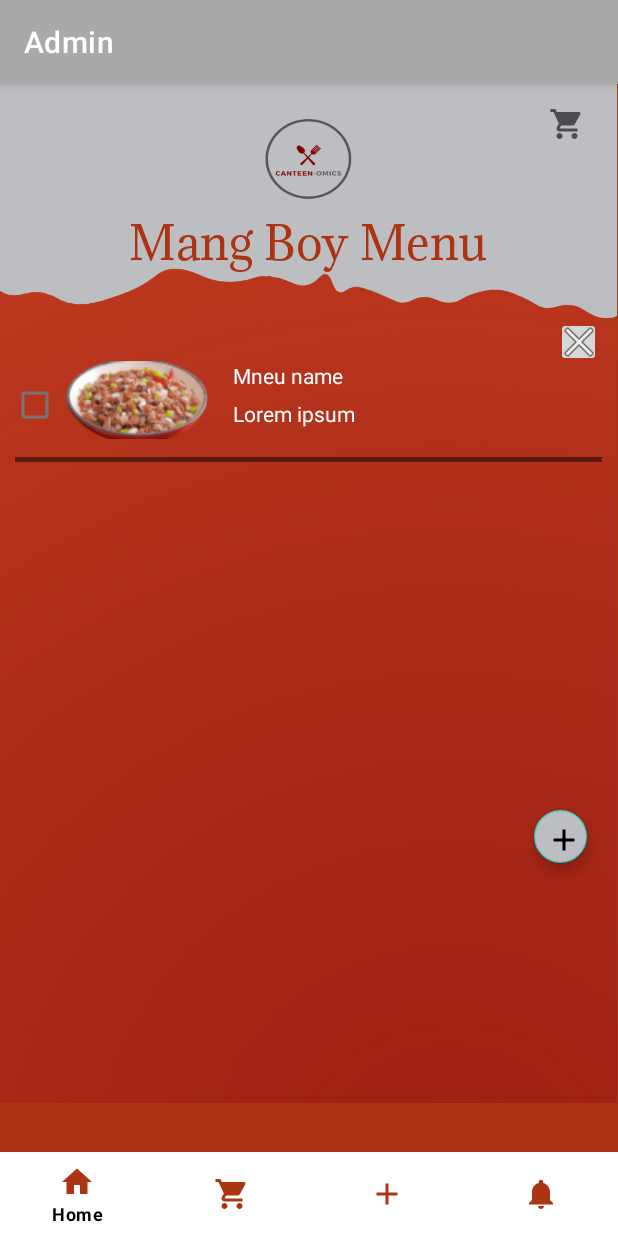
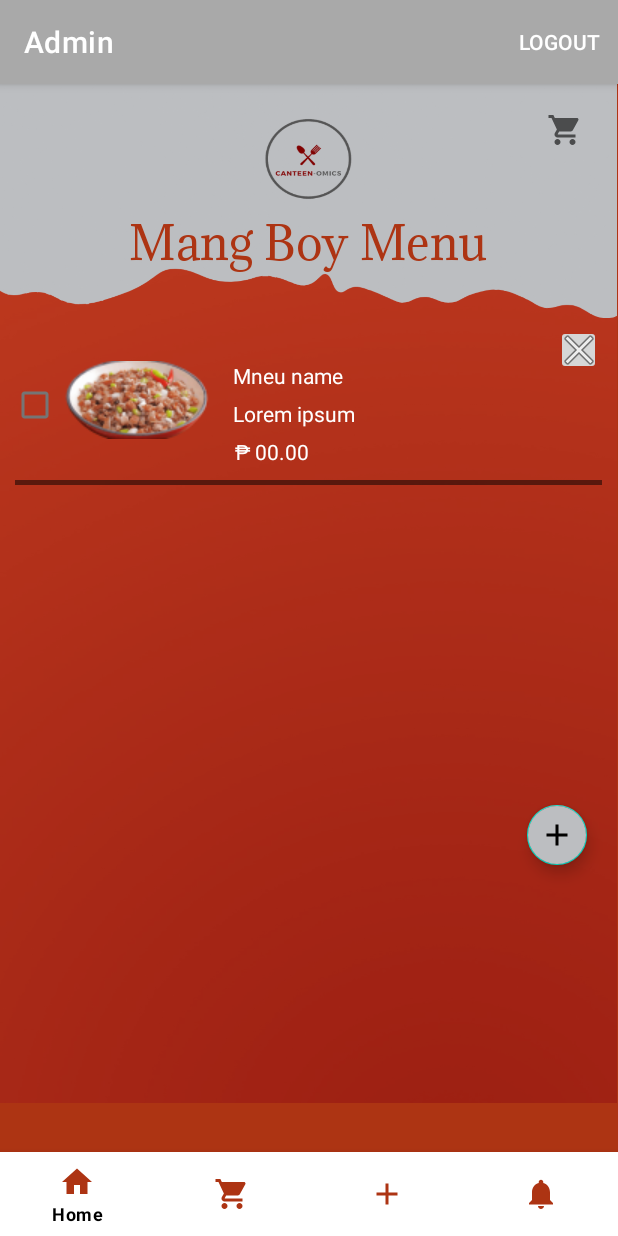
Before and after one commit to Wicaaa12/Canteenomics, an Android app: the AdminFragment screen opened through its navigation route, on a phone screen of 412 x 824 dp. Run offline under Robolectric (Android 15) with nearby library versions, the light colour scheme and no system bars; our stand-ins replace Firebase (no records; nobody signed in at launch, a user with empty details on screens opened directly), navigation-ui.

Commit message:
View Model

```diff
--- a/app/src/main/AndroidManifest.xml
+++ b/app/src/main/AndroidManifest.xml
@@ -9,6 +9,9 @@
         android:roundIcon="@mipmap/ic_launcher_round"
         android:supportsRtl="true"
         android:theme="@style/SplashScreenTheme">
+        <activity
+            android:name=".NavigationActivity"
+            android:exported="false" />
         <activity
             android:name=".MainActivity"
             android:exported="true"
--- a/app/src/main/java/com/example/canteen_omics/AdminFragment.kt
+++ b/app/src/main/java/com/example/canteen_omics/AdminFragment.kt
@@ -2,31 +2,53 @@ package com.example.canteen_omics
 
 import android.content.Intent
 import android.os.Bundle
+import android.view.*
 import androidx.fragment.app.Fragment
-import android.view.LayoutInflater
-import android.view.View
-import android.view.ViewGroup
 import android.widget.Button
 import android.widget.ImageButton
+import android.widget.TextView
 import android.widget.Toast
+import androidx.fragment.app.activityViewModels
+import androidx.lifecycle.Observer
 import androidx.navigation.fragment.findNavController
+import com.google.android.material.floatingactionbutton.FloatingActionButton
 import com.google.firebase.auth.FirebaseAuth
+import com.google.firebase.ktx.Firebase
 
 
 class AdminFragment : Fragment() {
 
-    private lateinit var auth: FirebaseAuth
 
+    val viewModel by activityViewModels<AddViewModel>()
+
+    override fun onActivityCreated(savedInstanceState: Bundle?) {
+        super.onActivityCreated(savedInstanceState)
+
+        viewModel.Menu.observe(this.viewLifecycleOwner, Observer { z ->
+            val menu = view?.findViewById<TextView>(R.id.menu1_textView)
+            menu?.text = z
+        })
+        viewModel.Descript.observe(this.viewLifecycleOwner, Observer { z ->
+            val descript = view?.findViewById<TextView>(R.id.menu1_description)
+            descript?.text = z
+        })
+        viewModel.MenuPrice.observe(this.viewLifecycleOwner, Observer { z ->
+            val price = view?.findViewById<TextView>(R.id.menu1_price)
+            price?.text = z
+        })
+
+        val add_button = view?.findViewById<FloatingActionButton>(R.id.fab_add)
+        add_button?.setOnClickListener {
+            findNavController().navigate(R.id.action_adminFragment_to_addMenu)
+        }
+        val aorder = view?.findViewById<ImageButton>(R.id.adminorder_button)
+        aorder?.setOnClickListener {
+            findNavController().navigate(R.id.action_adminFragment_to_adminOrderFragment)
+        }
+    }
         override fun onCreate(savedInstanceState: Bundle?) {
             super.onCreate(savedInstanceState)
-
-//        auth = FirebaseAuth.getInstance()
-//
-//        if(auth.currentUser == null){
-//            findNavController().navigate(R.id.action_adminFragment_to_navigation_add)
-//        }else{
-//            Toast.makeText(context, "Already logged in", Toast.LENGTH_LONG).show()
-//        }
+            setHasOptionsMenu(true)
         }
 
         override fun onCreateView(
@@ -37,12 +59,29 @@ class AdminFragment : Fragment() {
             return inflater.inflate(R.layout.fragment_admin, container, false)
         }
 
-    override fun onViewCreated(view: View, savedInstanceState: Bundle?) {
-        super.onViewCreated(view, savedInstanceState)
+//    override fun onViewCreated(view: View, savedInstanceState: Bundle?) {
+//        super.onViewCreated(view, savedInstanceState)
+//
+//        val add_button = view.findViewById<FloatingActionButton>(R.id.add_btn)
+//        add_button.setOnClickListener {
+//            findNavController().navigate(R.id.action_adminFragment_to_addMenu)
+//        }
+//        val aorder = view.findViewById<ImageButton>(R.id.adminorder_button)
+//        aorder.setOnClickListener {
+//            findNavController().navigate(R.id.action_adminFragment_to_adminOrderFragment)
+//        }
+//    }
 
-        val aorder = view.findViewById<ImageButton>(R.id.adminorder_button)
-        aorder.setOnClickListener {
-            findNavController().navigate(R.id.action_adminFragment_to_adminOrderFragment)
+        override fun onCreateOptionsMenu(menu: Menu, inflater: MenuInflater) {
+            inflater.inflate(R.menu.menu_main, menu)
+        }
+
+        override fun onOptionsItemSelected(item: MenuItem): Boolean {
+            if (item.itemId == R.id.action_logout) {
+                FirebaseAuth.getInstance().signOut()
+                findNavController().navigate(R.id.action_adminFragment_to_navigation_add)
+                return true
+            }
+            return false
         }
     }
-}
--- a/app/src/main/res/layout/fragment_admin.xml
+++ b/app/src/main/res/layout/fragment_admin.xml
@@ -9,9 +9,9 @@
     tools:context=".AdminFragment">
 
     <com.google.android.material.floatingactionbutton.FloatingActionButton
-        android:id="@+id/floatingActionButton"
-        android:layout_width="35dp"
-        android:layout_height="42dp"
+        android:id="@+id/fab_add"
+        android:layout_width="45dp"
+        android:layout_height="40dp"
         android:backgroundTint="@color/gray"
         android:clickable="true"
         android:src="@drawable/ic_baseline_add_24"
@@ -38,7 +38,7 @@
         app:layout_constraintVertical_bias="0.294" />
 
     <TextView
-        android:id="@+id/textView7"
+        android:id="@+id/menu1_textView"
         android:layout_width="wrap_content"
         android:layout_height="wrap_content"
         android:text="Mneu name"
@@ -59,7 +59,7 @@
         android:textColor="@color/maroon"
         android:textSize="30sp"
         android:typeface="monospace"
-        app:layout_constraintBottom_toTopOf="@+id/textView7"
+        app:layout_constraintBottom_toTopOf="@+id/menu1_textView"
         app:layout_constraintEnd_toEndOf="parent"
         app:layout_constraintStart_toStartOf="parent"
         app:layout_constraintTop_toTopOf="parent"
@@ -79,10 +79,10 @@
         app:layout_constraintHorizontal_bias="0.0"
         app:layout_constraintStart_toStartOf="parent"
         app:layout_constraintTop_toTopOf="parent"
-        app:layout_constraintVertical_bias="0.364" />
+        app:layout_constraintVertical_bias="0.387" />
 
     <TextView
-        android:id="@+id/textView12"
+        android:id="@+id/menu1_description"
         android:layout_width="wrap_content"
         android:layout_height="wrap_content"
         android:layout_marginTop="6dp"
@@ -92,7 +92,7 @@
         app:layout_constraintEnd_toEndOf="parent"
         app:layout_constraintHorizontal_bias="0.079"
         app:layout_constraintStart_toEndOf="@+id/imageView6"
-        app:layout_constraintTop_toBottomOf="@+id/textView7"
+        app:layout_constraintTop_toBottomOf="@+id/menu1_textView"
         app:layout_constraintVertical_bias="0.0" />
 
     <CheckBox
@@ -104,7 +104,7 @@
         app:layout_constraintHorizontal_bias="1.0"
         app:layout_constraintStart_toStartOf="parent"
         app:layout_constraintTop_toBottomOf="@+id/textView8"
-        app:layout_constraintVertical_bias="0.83" />
+        app:layout_constraintVertical_bias="0.7" />
 
     <ImageButton
         android:id="@+id/imageButton10"
@@ -115,7 +115,7 @@
         app:layout_constraintBottom_toTopOf="@+id/appCompatImageView2"
         app:layout_constraintEnd_toEndOf="parent"
         app:layout_constraintHorizontal_bias="0.0"
-        app:layout_constraintStart_toEndOf="@+id/textView12"
+        app:layout_constraintStart_toEndOf="@+id/menu1_description"
         app:layout_constraintTop_toBottomOf="@+id/textView8"
         app:layout_constraintVertical_bias="0.325" />
 
@@ -127,9 +127,22 @@
         android:src="@drawable/cart"
         app:layout_constraintBottom_toTopOf="@+id/textView8"
         app:layout_constraintEnd_toEndOf="parent"
-        app:layout_constraintHorizontal_bias="1.0"
+        app:layout_constraintHorizontal_bias="0.997"
         app:layout_constraintStart_toStartOf="parent"
         app:layout_constraintTop_toTopOf="parent"
-        app:layout_constraintVertical_bias="0.045" />
+        app:layout_constraintVertical_bias="0.159" />
+
+    <TextView
+        android:id="@+id/menu1_price"
+        android:layout_width="wrap_content"
+        android:layout_height="wrap_content"
+        android:text="₱ 00.00"
+        android:textColor="@color/white"
+        app:layout_constraintBottom_toTopOf="@+id/appCompatImageView2"
+        app:layout_constraintEnd_toEndOf="parent"
+        app:layout_constraintHorizontal_bias="0.432"
+        app:layout_constraintStart_toStartOf="parent"
+        app:layout_constraintTop_toBottomOf="@+id/menu1_description"
+        app:layout_constraintVertical_bias="0.38" />
 
 </androidx.constraintlayout.widget.ConstraintLayout>
--- /dev/null
+++ b/app/src/main/res/menu/menu_main.xml
@@ -0,0 +1,9 @@
+<?xml version="1.0" encoding="utf-8"?>
+<menu xmlns:app="http://schemas.android.com/apk/res-auto"
+    xmlns:android="http://schemas.android.com/apk/res/android">
+
+    <item
+        android:id="@+id/action_logout"
+        android:title="Logout"
+        app:showAsAction="always" />
+</menu>
--- a/app/src/main/res/navigation/mobile_navigation.xml
+++ b/app/src/main/res/navigation/mobile_navigation.xml
@@ -103,6 +103,12 @@
         <action
             android:id="@+id/action_adminFragment_to_adminOrderFragment"
             app:destination="@id/adminOrderFragment" />
+        <action
+            android:id="@+id/action_adminFragment_to_navigation_add"
+            app:destination="@id/navigation_add" />
+        <action
+            android:id="@+id/action_adminFragment_to_addMenu"
+            app:destination="@id/addMenu" />
     </fragment>
     <fragment
         android:id="@+id/adminOrderFragment"
@@ -117,4 +123,13 @@
             android:id="@+id/action_forgotPassword_to_navigation_add"
             app:destination="@id/navigation_add" />
     </fragment>
+    <fragment
+        android:id="@+id/addMenu"
+        android:name="com.example.canteen_omics.AddMenu"
+        android:label="fragment_add_menu"
+        tools:layout="@layout/fragment_add_menu" >
+        <action
+            android:id="@+id/action_addMenu_to_adminFragment"
+            app:destination="@id/adminFragment" />
+    </fragment>
 </navigation>
```
Also changed, not shown: app/src/main/java/com/example/canteen_omics/AddMenu.kt (added, +90 -0 lines), app/src/main/java/com/example/canteen_omics/ui/AddFragment.kt (+11 -0 lines), app/src/main/res/layout/fragment_add.xml (+5 -3 lines), app/src/main/res/layout/fragment_add_menu.xml (added, +133 -0 lines). Lines whose indentation alone changed are shown as unchanged.
